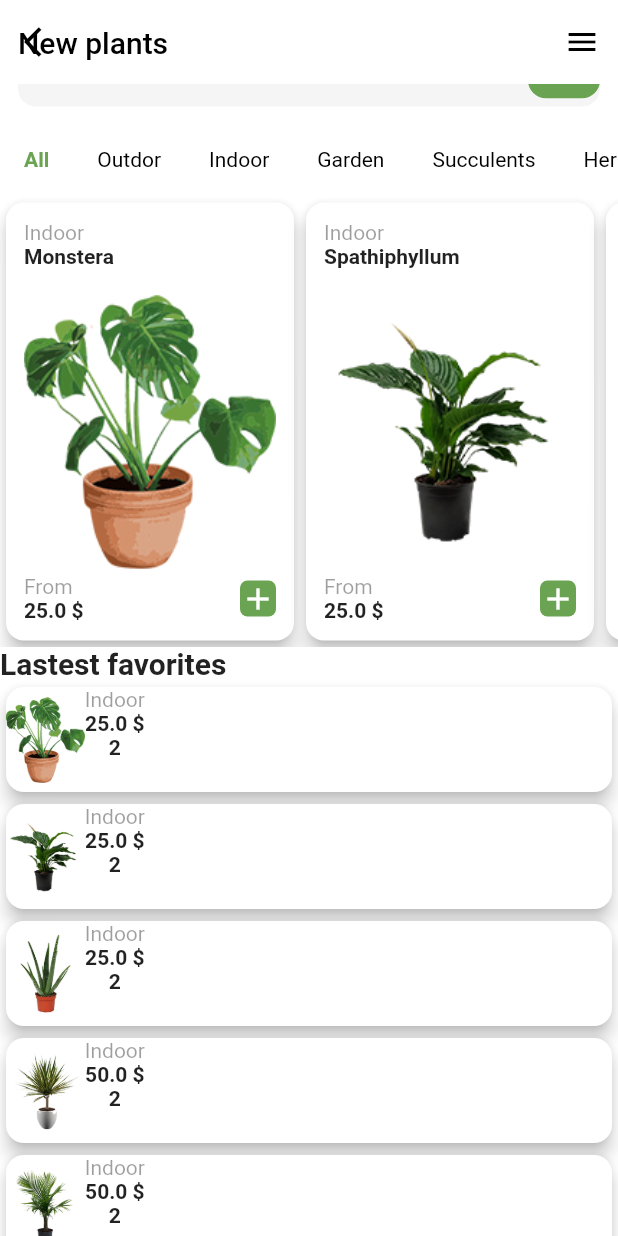
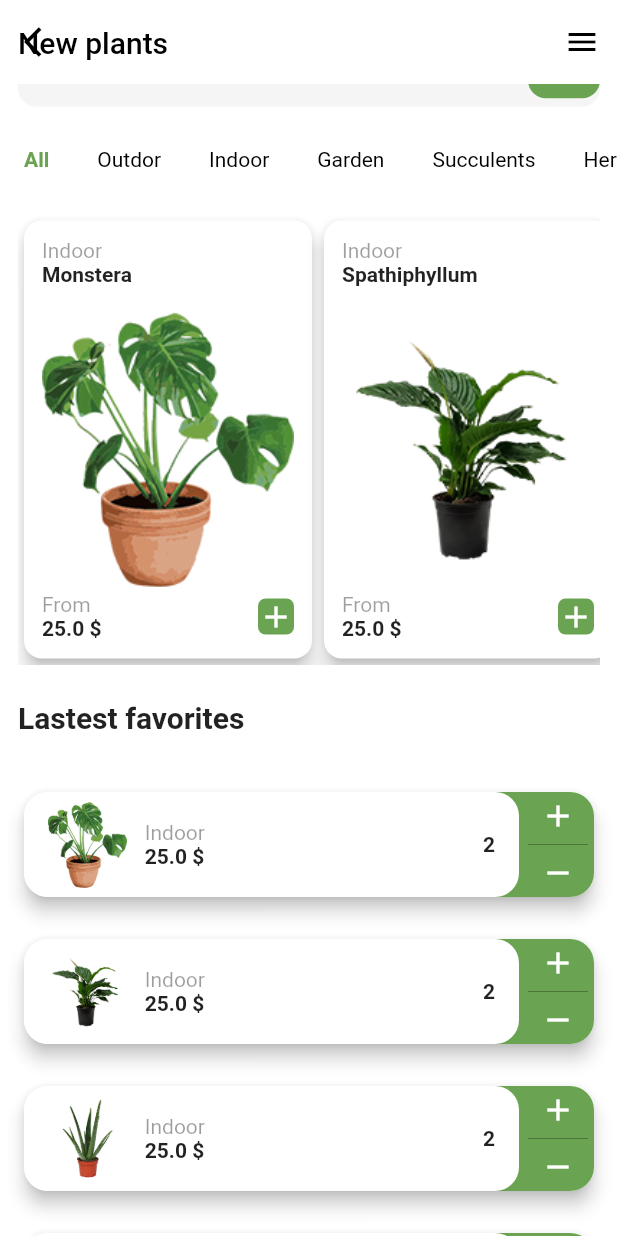
Before and after one commit to KitanoR/plantas_challenge_flutter, a Flutter app: the screen it shows after launch, scrolled down 125 dp, on a phone screen of 412 x 824 dp. Run offline on Flutter 3.47's test engine with Material 2 defaults, Android fonts, the phone set to English and light mode, and no system bars.

Commit message:
Menu inicial terminado

```diff
--- a/lib/pages/home_page.dart
+++ b/lib/pages/home_page.dart
@@ -3,8 +3,11 @@ import 'package:flutter/material.dart';
 import '../core/consts.dart';
 import '../core/consts.dart';
 import '../core/consts.dart';
+import '../core/consts.dart';
 import '../models/plant_model.dart';
 import '../models/plant_model.dart';
+import '../models/plant_model.dart';
+import '../models/plant_type_model.dart';
 import '../models/plant_type_model.dart';
 import '../models/plant_type_model.dart';
 
@@ -15,11 +18,32 @@ class HomePage extends StatefulWidget {
 
 class _HomePageState extends State<HomePage> {
   List<PlantModel> _plants;
+  ScrollController _scrollController;
+  double _offset;
+  bool _isStrink;
+
 
   @override
   void initState() {
+    _offset = 0.0;
+    _scrollController = new ScrollController();
+    _scrollController.addListener(_scrollListener);
     _plants = PlantModel.plants;
     super.initState();
+  }
+
+  @override
+  void dispose() {
+    _scrollController?.dispose();
+    super.dispose();
+  }
+
+  _scrollListener() {
+    setState(() {
+      if(_scrollController.offset < 75) {
+        _offset = _scrollController.offset;
+      }
+    });
   }
   @override
   Widget build(BuildContext context) {
@@ -28,6 +52,7 @@ class _HomePageState extends State<HomePage> {
       body: DefaultTabController(
         length: PlantTypeModel.values.length,
         child: NestedScrollView(
+          controller: _scrollController,
           headerSliverBuilder: (context, index) {
             return <Widget> [
               SliverAppBar(
@@ -54,7 +79,7 @@ class _HomePageState extends State<HomePage> {
                 ),
                 flexibleSpace: FlexibleSpaceBar(
                   titlePadding: EdgeInsetsDirectional.only(
-                    start: 12,
+                    start: 12 + ((_offset / 100) * 60),
                     bottom: 16
                   ),
                   centerTitle: false,
@@ -66,6 +91,7 @@ class _HomePageState extends State<HomePage> {
                   ),
                 ),
               )
+
             ];
           },
           body: Column(
@@ -73,9 +99,15 @@ class _HomePageState extends State<HomePage> {
               _searchBar(),
               _tabBar(),
               Expanded(
-                child: ListView(
+                child: TabBarView(
                    children: <Widget>[
-                        SizedBox(
+                     ...PlantTypeModel.values.map((data){
+                       return ListView(
+                        padding: EdgeInsets.all(0),
+                        children: <Widget>[
+                          Padding(
+                            padding: const EdgeInsets.all(12.0),
+                            child: SizedBox(
                               height: 300,
                               child: ListView.builder(
                                 itemCount: _plants.length,
@@ -85,21 +117,33 @@ class _HomePageState extends State<HomePage> {
                                  },
                               ),
                             ),
-                        Text(
+                          ),
+                          Padding(
+                            padding: const EdgeInsets.all(12.0),
+                            child: Text(
                               'Lastest favorites',
                               style: TextStyle(
                                 fontWeight: FontWeight.bold,
                                 fontSize: 20
                               ),
                             ),
-                        ListView.builder(
+                          ),
+                          Padding(
+                            padding: const EdgeInsets.all(12.0),
+                            child: ListView.builder(
+                              padding: EdgeInsets.all(0),
                               shrinkWrap: true,
                               itemCount: _plants.length,
                               physics: BouncingScrollPhysics(),
                               itemBuilder: (context, index) {
                                 return _buildItemLast(index);
                               },
+                            ),
                           )
+                        ],
+                      );
+
+                     })
                    ],
                 ),
               )
@@ -227,22 +271,58 @@ class _HomePageState extends State<HomePage> {
   }
 
   Widget _buildItemLast(int index) {
-    return Card(
+    return Container(
+      margin: EdgeInsets.symmetric(vertical: 10),
+      child: Card(
           elevation: 5,
           shape: RoundedRectangleBorder(
-          borderRadius: BorderRadius.all(Radius.circular(12))
+            borderRadius: BorderRadius.all(Radius.circular(16))
           ),
           child: Stack(
             children: <Widget>[
+              Align(
+                alignment: Alignment.centerRight,
+                child: Container(
+                  width: 100,
+                  height: 70,
+                  padding: EdgeInsets.all(4),
+                  decoration: BoxDecoration(
+                    color: AppColors.mainColor,
+                    borderRadius: BorderRadius.all(Radius.circular(16))
+                  ),
+                  child: Column(
+                    crossAxisAlignment: CrossAxisAlignment.end,
+                    mainAxisAlignment: MainAxisAlignment.center,
+                    children: <Widget>[
+                      _buildFavoriteButton(Icons.add, (){}),
+                      Spacer(),
+                      Container(height: .5, width: 40, color: Colors.black38,),
+                      Spacer(),
+                      _buildFavoriteButton(Icons.remove, (){}),
+                    ],
+                  ),
+                ),
+              ),
               Container(
+                decoration: BoxDecoration(
+                  color: Colors.white,
+                  borderRadius: BorderRadius.all(Radius.circular(16))
+                ),
                 height: 70,
+                margin: EdgeInsets.only(right: 50,),
+                padding: EdgeInsets.all(4),
                 child: Row(
                   children: <Widget>[
-                   Image.asset(
+                     Padding(
+                       padding: const EdgeInsets.symmetric(horizontal: 12.0),
+                       child: Image.asset(
                          'assets/${_plants[index].id}.png',
                          height: 60,
                         ),
+                     ),
                       Column(
+                        crossAxisAlignment: CrossAxisAlignment.start,
+                        mainAxisAlignment: MainAxisAlignment.center,
                         children: <Widget>[
                           Text(
                             _plants[index].type.toString().replaceFirst('PlantTypeModel.', ''),
@@ -256,19 +336,34 @@ class _HomePageState extends State<HomePage> {
                               fontWeight: FontWeight.bold
                             ),
                           ),
-                        Text(
+                        ],
+                      ),
+                      Spacer(),
+                      Padding(
+                        padding: const EdgeInsets.all(12.0),
+                        child: Text(
                           '2',
                           style: TextStyle(
                             fontWeight: FontWeight.bold
                           ),
-                        )
-                      ],
+                        ),
                       )
                   ],
                 ),
               )
             ],
           ),
+      ),
+    );
+  }
+
+  Widget _buildFavoriteButton(IconData add, VoidCallback onTap) {
+    return InkWell(
+      onTap: onTap,
+      child: Container(
+        width: 40,
+        child: Icon(add, color: Colors.white,),
+      ),
     );
   }
 }
```
Also changed, not shown: assets/demo.png (added), 1 other file. Lines whose indentation alone changed are shown as unchanged.
